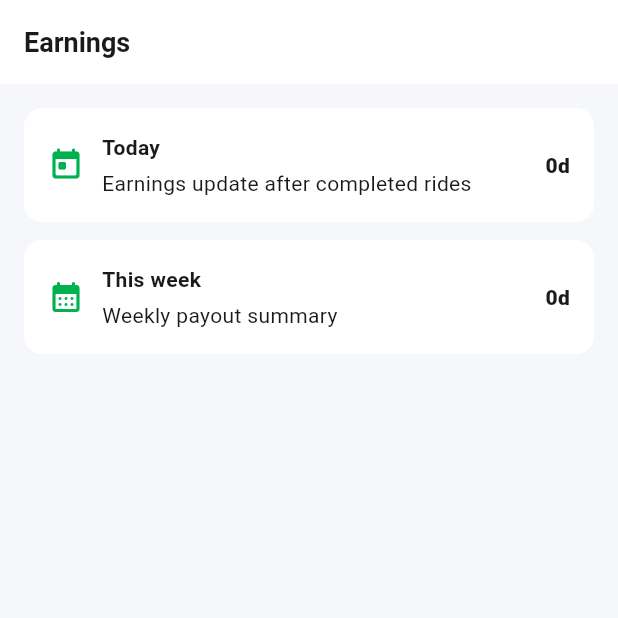
After one commit to JasonTM17/Crab_Mobile_Flutter, a Flutter app: the DriverEarningsScreen screen opened by its route, on a phone screen of 412 x 824 dp, the top half of it. The commit adds this screen. Run offline on Flutter 3.47's test engine with Material 3 defaults, Android fonts, the phone set to English and light mode, and no system bars; our stand-ins replace cached_network_image, dio, equatable, flutter_bloc, flutter_secure_storage, get_it and 5 more; accounts and stored records are empty; generated files the repository leaves out were written again.

Commit message:
feat(mobile/ride): repository contract refactor + driver-mode polish

```diff
--- /dev/null
+++ b/apps/mobile/lib/features/ride/driver/presentation/screens/driver_earnings_screen.dart
@@ -0,0 +1,72 @@
+import 'package:flutter/material.dart';
+
+class DriverEarningsScreen extends StatelessWidget {
+  const DriverEarningsScreen({super.key});
+
+  @override
+  Widget build(BuildContext context) {
+    return Scaffold(
+      appBar: AppBar(title: const Text('Earnings')),
+      body: ListView(
+        padding: const EdgeInsets.all(16),
+        children: [
+          const _MetricCard(
+            title: 'Today',
+            value: '0d',
+            subtitle: 'Earnings update after completed rides',
+            icon: Icons.today_rounded,
+          ),
+          const SizedBox(height: 12),
+          const _MetricCard(
+            title: 'This week',
+            value: '0d',
+            subtitle: 'Weekly payout summary',
+            icon: Icons.calendar_month_rounded,
+          ),
+        ],
+      ),
+    );
+  }
+}
+
+class _MetricCard extends StatelessWidget {
+  const _MetricCard({
+    required this.title,
+    required this.value,
+    required this.subtitle,
+    required this.icon,
+  });
+  final String title;
+  final String value;
+  final String subtitle;
+  final IconData icon;
+
+  @override
+  Widget build(BuildContext context) {
+    return Container(
+      padding: const EdgeInsets.all(16),
+      decoration: BoxDecoration(
+        color: Theme.of(context).colorScheme.surface,
+        borderRadius: BorderRadius.circular(12),
+      ),
+      child: Row(
+        children: [
+          Icon(icon, color: Theme.of(context).colorScheme.primary),
+          const SizedBox(width: 12),
+          Expanded(
+            child: Column(
+              crossAxisAlignment: CrossAxisAlignment.start,
+              children: [
+                Text(title,
+                    style: const TextStyle(fontWeight: FontWeight.w700)),
+                const SizedBox(height: 4),
+                Text(subtitle),
+              ],
+            ),
+          ),
+          Text(value, style: const TextStyle(fontWeight: FontWeight.w900)),
+        ],
+      ),
+    );
+  }
+}
--- a/apps/mobile/lib/features/ride/presentation/screens/location_search_screen.dart
+++ b/apps/mobile/lib/features/ride/presentation/screens/location_search_screen.dart
@@ -109,7 +109,8 @@ class _LocationSearchScreenState extends State<LocationSearchScreen> {
       if (!mounted) return;
       final filtered = _mockSearchResults
           .where((loc) =>
-              (loc.name?.toLowerCase().contains(query.toLowerCase()) ?? false) ||
+              (loc.name?.toLowerCase().contains(query.toLowerCase()) ??
+                  false) ||
               (loc.address?.toLowerCase().contains(query.toLowerCase()) ??
                   false))
           .toList();
```
Also changed, not shown: apps/mobile/lib/features/ride/data/models/ride_model.dart (+83 -7 lines), apps/mobile/lib/features/ride/data/models/ride_models.dart (+54 -27 lines), apps/mobile/lib/features/ride/data/repositories/ride_repository.dart (+95 -41 lines), apps/mobile/lib/features/ride/driver/data/repositories/driver_repository.dart (+48 -10 lines), apps/mobile/lib/features/ride/driver/presentation/screens/driver_mode_screen.dart (+7 -10 lines), apps/mobile/lib/features/ride/driver/presentation/widgets/incoming_ride_card.dart (+4 -5 lines), apps/mobile/lib/features/ride/driver/presentation/widgets/ride_navigation_view.dart (+1 -6 lines), apps/mobile/lib/features/ride/presentation/bloc/ride_bloc.dart (+27 -38 lines).
